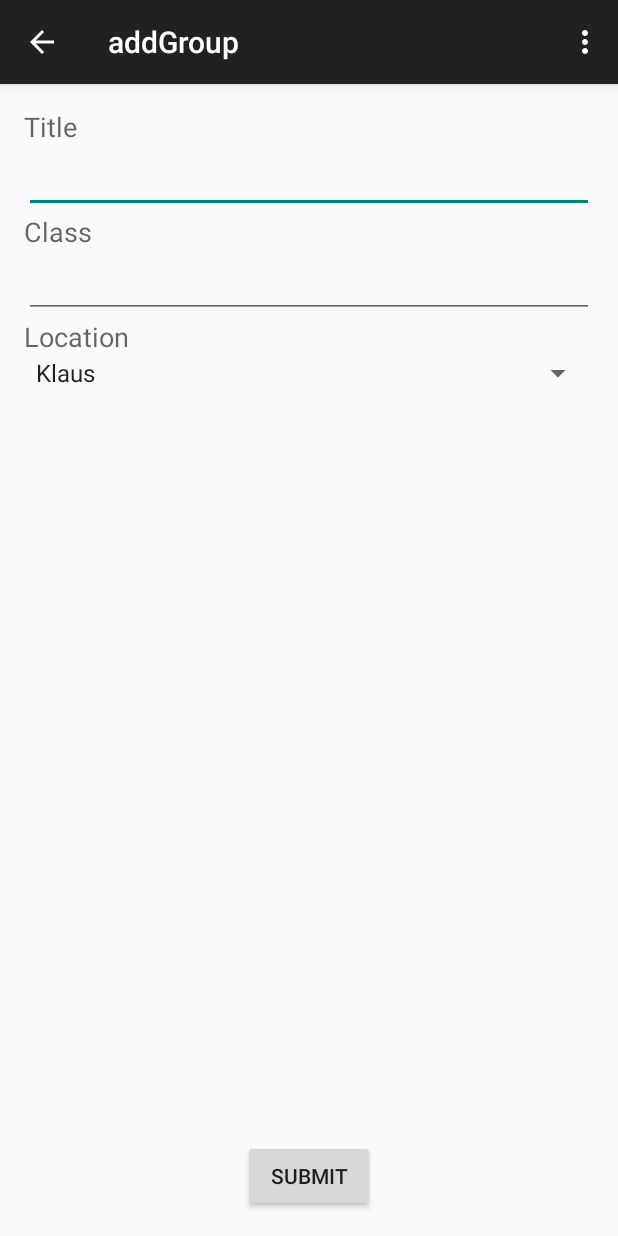
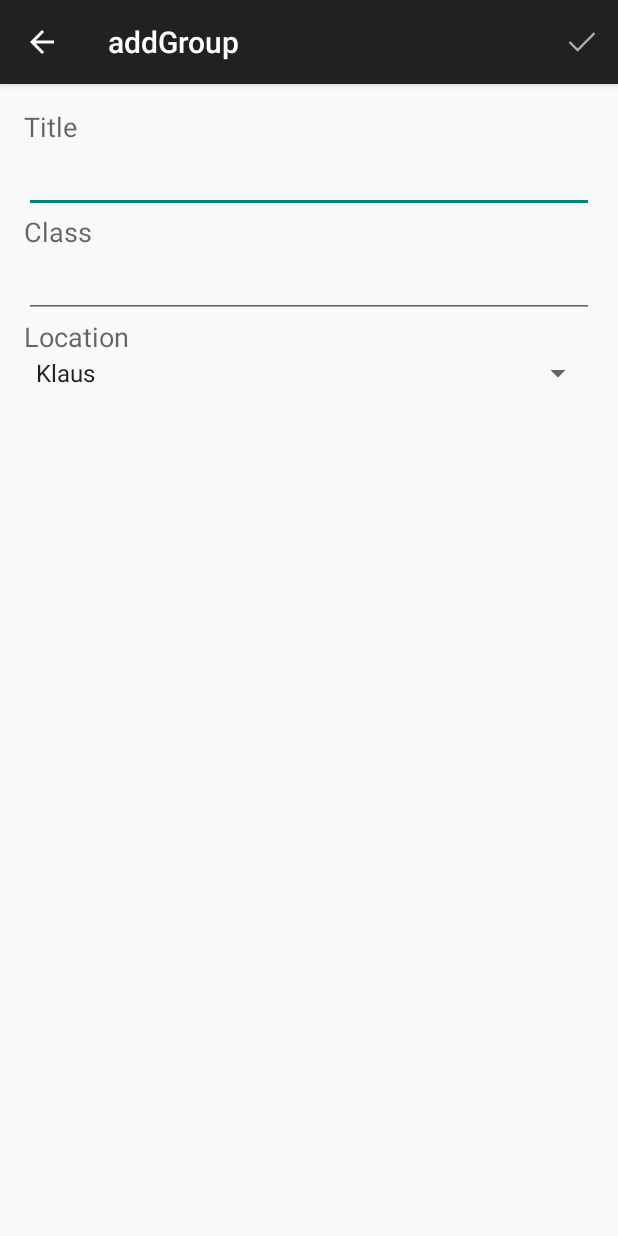
Before and after one commit to JinmingYu/GroupStudy, an Android app: the addGroup screen opened directly, with no data from a screen before it, on a phone screen of 412 x 824 dp. Run offline under Robolectric (Android 15) with nearby library versions, the phone set to English and light mode, and no system bars.

Commit message:
Fixes to the addGroup activity and icon additions

```diff
--- a/app/src/main/java/appathon/groupstudy/activities/addGroup.java
+++ b/app/src/main/java/appathon/groupstudy/activities/addGroup.java
@@ -7,6 +7,7 @@ import android.view.MenuItem;
 import android.view.View;
 import android.widget.AdapterView;
 import android.widget.Button;
+import android.widget.EditText;
 import android.widget.Spinner;
 import android.widget.Toast;
 
@@ -15,7 +16,8 @@ import appathon.groupstudy.R;
 public class addGroup extends ActionBarActivity {
 
     private Spinner spinner;
-    private Button btnSubmit;
+    private EditText title;
+    private EditText class_text;
 
     @Override
     protected void onCreate(Bundle savedInstanceState) {
@@ -27,6 +29,8 @@ public class addGroup extends ActionBarActivity {
     public void addListenerOnSpinnnerItemSeletion(){
         spinner = (Spinner)findViewById(R.id.spinner);
         //Waits for selection of items
+        title = (EditText)findViewById(R.id.title_textbox);
+        class_text = (EditText)findViewById(R.id.class_textbox);
         spinner.setOnItemSelectedListener(new AdapterView.OnItemSelectedListener() {
             @Override
             public void onItemSelected(AdapterView<?> parent, View view, int position, long id) {
@@ -57,9 +61,13 @@ public class addGroup extends ActionBarActivity {
         // as you specify a parent activity in AndroidManifest.xml.
         int id = item.getItemId();
 
-        //noinspection SimplifiableIfStatement
-        if (id == R.id.action_settings) {
-            return true;
+        //Submit button was pressed
+        if(id == R.id.submit_check){
+            //Need to send things to Firebase
+
+            //then close the app
+            finish();
+
         }
 
         return super.onOptionsItemSelected(item);
--- a/app/src/main/res/layout/activity_add_group.xml
+++ b/app/src/main/res/layout/activity_add_group.xml
@@ -22,14 +22,6 @@
         android:layout_alignParentLeft="true"
         android:layout_alignParentStart="true"
         android:inputType="text"/>
-       <!--Submit Button-->
-    <Button
-        android:layout_width="wrap_content"
-        android:layout_height="wrap_content"
-        android:text="@string/submit"
-        android:id="@+id/submit_group"
-        android:layout_alignParentBottom="true"
-        android:layout_centerHorizontal="true" />
 
     <TextView
         android:layout_width="wrap_content"
--- a/app/src/main/res/menu/menu_add_group.xml
+++ b/app/src/main/res/menu/menu_add_group.xml
@@ -2,6 +2,10 @@
     xmlns:app="http://schemas.android.com/apk/res-auto"
     xmlns:tools="http://schemas.android.com/tools"
     tools:context="appathon.groupstudy.activities.addGroup">
-    <item android:id="@+id/action_settings" android:title="@string/action_settings"
-        android:orderInCategory="100" app:showAsAction="never" />
+
+    <item android:id="@+id/submit_check"
+        android:title="@string/submit"
+        android:orderInCategory="100"
+        app:showAsAction="always"
+        android:icon="@drawable/ic_action_name"/>
 </menu>
```
Also changed, not shown: app/src/main/res/layout/activity_main.xml (+0 -9 lines), app/src/main/res/menu/menu_main.xml (+12 -4 lines), app/src/main/res/drawable-hdpi/ic_action_name.png (added), app/src/main/res/drawable-hdpi/ic_add.png (added), app/src/main/res/drawable-mdpi/ic_action_name.png (added), app/src/main/res/drawable-mdpi/ic_add.png (added), app/src/main/res/drawable-xhdpi/ic_action_name.png (added), app/src/main/res/drawable-xhdpi/ic_add.png (added), app/src/main/res/drawable-xxhdpi/ic_action_name.png (added), app/src/main/res/drawable-xxhdpi/ic_add.png (added).
